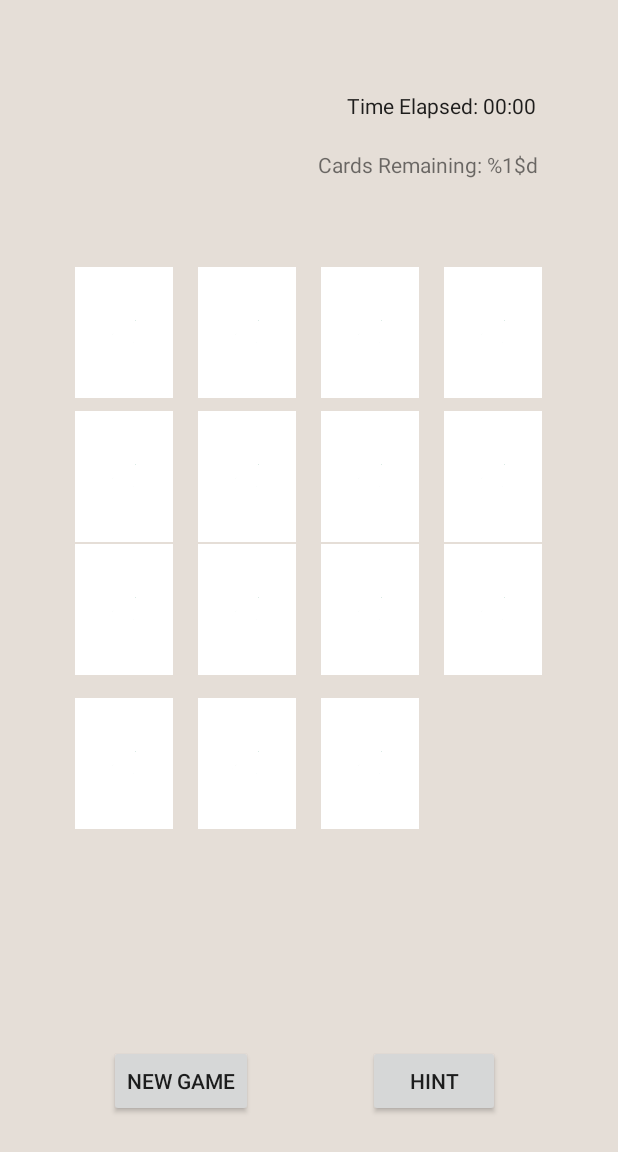
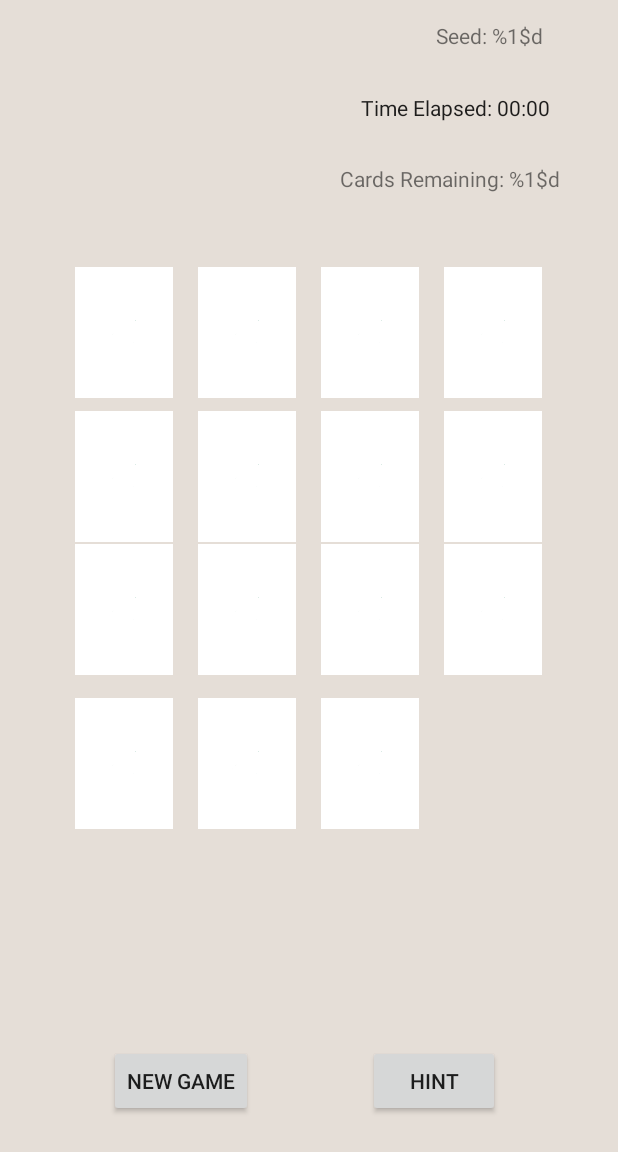
Before and after one commit to allison-silverpine/set, an Android app: the layout activity_main.xml on its own in the app's theme, with its tools: preview values and no code run, on a phone screen of 412 x 824 dp. Shown: the top 1152 px of the screen. Run offline under Robolectric (Android 15) with nearby library versions, the phone set to English and light mode, and no system bars.

Commit message:
Add seed value

```diff
--- a/app/src/main/res/layout/activity_main.xml
+++ b/app/src/main/res/layout/activity_main.xml
@@ -8,6 +8,7 @@
     android:background="#e5ded7"
     tools:context=".MainActivity">
 
+
     <TextView
         android:id="@+id/set_result"
         android:layout_width="wrap_content"
@@ -15,10 +16,22 @@
         android:text=""
         app:layout_constraintBottom_toTopOf="@+id/card2"
         app:layout_constraintEnd_toEndOf="parent"
-        app:layout_constraintHorizontal_bias="0.498"
-        app:layout_constraintVertical_bias="0.83"
+        app:layout_constraintHorizontal_bias="0.309"
         app:layout_constraintStart_toStartOf="parent"
-        app:layout_constraintTop_toTopOf="parent" />
+        app:layout_constraintTop_toTopOf="parent"
+        app:layout_constraintVertical_bias="0.826" />
+
+    <TextView
+        android:id="@+id/seed"
+        android:layout_width="wrap_content"
+        android:layout_height="wrap_content"
+        android:text="@string/seed_value"
+        app:layout_constraintBottom_toTopOf="@+id/card2"
+        app:layout_constraintEnd_toEndOf="parent"
+        app:layout_constraintHorizontal_bias="0.854"
+        app:layout_constraintStart_toStartOf="parent"
+        app:layout_constraintTop_toTopOf="parent"
+        app:layout_constraintVertical_bias="0.088" />
 
     <TextView
         android:id="@+id/cards_remaining"
@@ -27,11 +40,10 @@
         android:text="@string/card_count"
         app:layout_constraintBottom_toTopOf="@+id/card2"
         app:layout_constraintEnd_toEndOf="parent"
-        app:layout_constraintHorizontal_bias="0.798"
-        app:layout_constraintVertical_bias="0.63"
+        app:layout_constraintHorizontal_bias="0.854"
         app:layout_constraintStart_toStartOf="parent"
-        app:layout_constraintTop_toTopOf="parent" />
-
+        app:layout_constraintTop_toTopOf="parent"
+        app:layout_constraintVertical_bias="0.688" />
 
     <Chronometer
         android:id="@+id/chronometer"
@@ -41,10 +53,10 @@
         android:format="@string/time_elapsed"
         app:layout_constraintBottom_toTopOf="@+id/card4"
         app:layout_constraintEnd_toEndOf="parent"
-        app:layout_constraintHorizontal_bias="0.86"
+        app:layout_constraintHorizontal_bias="0.897"
         app:layout_constraintStart_toStartOf="parent"
         app:layout_constraintTop_toTopOf="parent"
-        app:layout_constraintVertical_bias="0.34" />
+        app:layout_constraintVertical_bias="0.355" />
 
     <ImageView
         android:id="@+id/card1"
--- a/app/src/main/res/values/strings.xml
+++ b/app/src/main/res/values/strings.xml
@@ -8,5 +8,6 @@
     <string name="card3">Card3</string>
     <string name="card_count">Cards Remaining: %1$d</string>
     <string name="time_elapsed">Time Elapsed: %1$s</string>
+    <string name="seed_value">Seed: %1$d</string>
     <string name="win_text">You have won!</string>
 </resources>
```
Also changed, not shown: app/src/main/java/com/example/set/MainActivity.kt (+5 -2 lines), app/src/main/java/com/example/set/models/Deck.kt (+17 -4 lines), app/src/main/java/com/example/set/models/Game.kt (+6 -3 lines).
